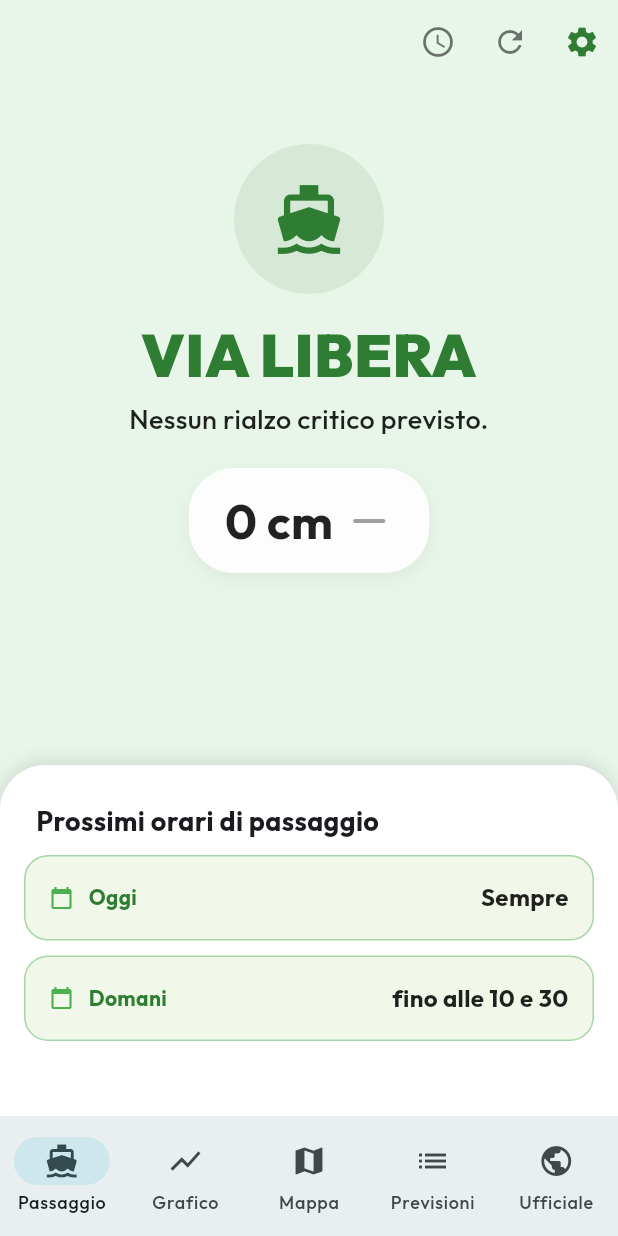
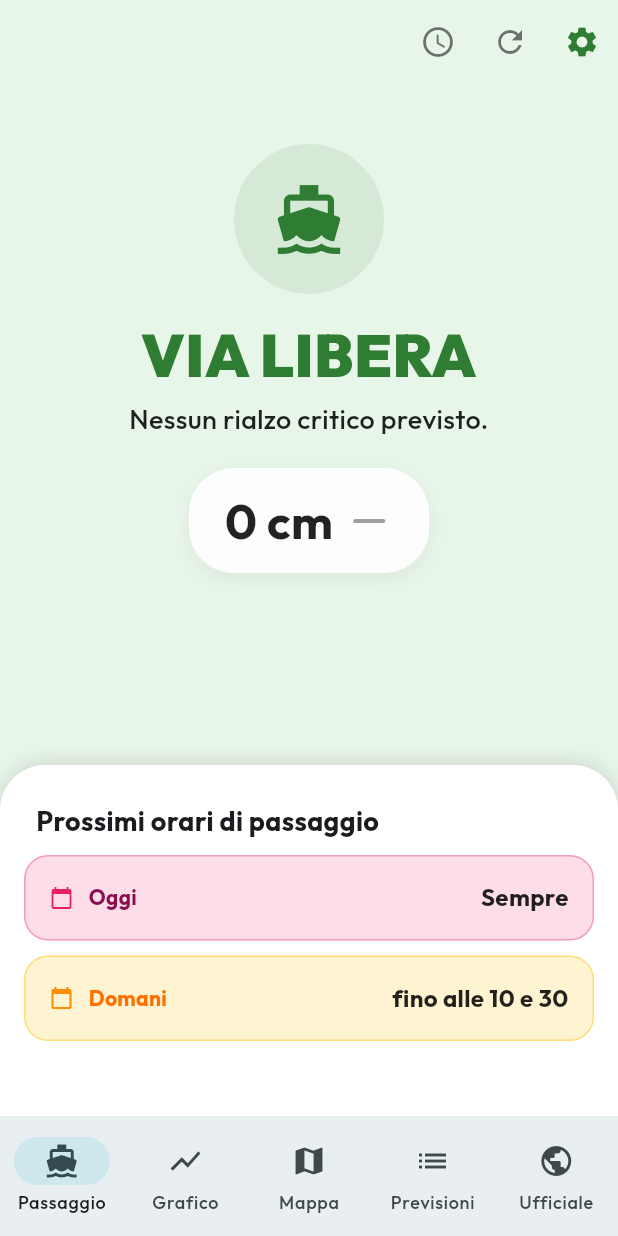
Before and after one commit to Marino59/AcquaAlta, a Flutter app: the screen it shows after launch, on a phone screen of 412 x 824 dp. Run offline on Flutter 3.47's test engine with Material 3 defaults, Android fonts, the phone set to English and light mode, and no system bars; our stand-ins replace fl_chart, flutter_animate, flutter_map, google_fonts, latlong2, photo_view and 1 more; network calls fail.

Commit message:
fix: compile issue, apply matching graph day colors to passage cards on home screen

```diff
--- a/lib/screens/home_screen.dart
+++ b/lib/screens/home_screen.dart
@@ -275,6 +275,7 @@ class _HomeScreenState extends State<HomeScreen> {
 
     // Flatten split windows by day for natural language
     final List<Map<String, dynamic>> dailySegments = _flattenAndGroupWindows(windowsToShow, now);
+    final uniqueDays = dailySegments.map((e) => e['day'] as String).toSet().toList();
 
     if (isCurrentlySafe) {
       mainMessage = "VIA LIBERA";
@@ -430,29 +431,78 @@ class _HomeScreenState extends State<HomeScreen> {
                               final dayName = item['day'] as String;
                               final desc = item['desc'] as String;
 
-                              return InkWell(
+                              final dayIndex = uniqueDays.indexOf(dayName);
+                              final colorIndex = dayIndex != -1 ? dayIndex % 4 : 0;
+
+                              final bgColors = [
+                                Colors.pink.withOpacity(0.15),
+                                Colors.amber.withOpacity(0.18),
+                                Colors.green.withOpacity(0.15),
+                                Colors.lightBlue.withOpacity(0.15),
+                              ];
+
+                              final borderColors = [
+                                Colors.pink.withOpacity(0.35),
+                                Colors.amber.withOpacity(0.45),
+                                Colors.green.withOpacity(0.35),
+                                Colors.lightBlue.withOpacity(0.35),
+                              ];
+
+                              final textColors = [
+                                Colors.pink.shade900,
+                                Colors.amber.shade900,
+                                Colors.green.shade900,
+                                Colors.lightBlue.shade900,
+                              ];
+
+                              final iconColors = [
+                                Colors.pink,
+                                Colors.amber.shade800,
+                                Colors.green,
+                                Colors.lightBlue,
+                              ];
+
+                              return Material(
+                                color: Colors.transparent,
+                                child: Container(
+                                  margin: const EdgeInsets.only(bottom: 10),
+                                  decoration: BoxDecoration(
+                                    color: bgColors[colorIndex],
+                                    borderRadius: BorderRadius.circular(16),
+                                    border: Border.all(color: borderColors[colorIndex])
+                                  ),
+                                  child: InkWell(
                                     onTap: () {
                                       setState(() {
                                         _currentIndex = 1; // Switches to "Grafico" tab
                                       });
                                     },
                                     borderRadius: BorderRadius.circular(16),
-                                child: Container(
-                                  margin: const EdgeInsets.only(bottom: 10),
+                                    child: Padding(
                                       padding: const EdgeInsets.all(16),
-                                  decoration: BoxDecoration(
-                                    color: const Color(0xFFF1F8E9),
-                                    borderRadius: BorderRadius.circular(16),
-                                    border: Border.all(color: Colors.green.shade200)
-                                  ),
                                       child: Row(
                                         children: [
-                                      const Icon(Icons.calendar_today, size: 16, color: Colors.green),
+                                          Icon(Icons.calendar_today, size: 16, color: iconColors[colorIndex]),
                                           const SizedBox(width: 10),
-                                      Text(dayName, style: GoogleFonts.outfit(fontWeight: FontWeight.bold, color: Colors.green.shade800)),
+                                          Text(
+                                            dayName,
+                                            style: GoogleFonts.outfit(
+                                              fontWeight: FontWeight.bold,
+                                              color: textColors[colorIndex]
+                                            )
+                                          ),
                                           const Spacer(),
-                                      Text(desc, style: GoogleFonts.outfit(fontSize: 16, fontWeight: FontWeight.bold, color: Colors.black87)),
+                                          Text(
+                                            desc,
+                                            style: GoogleFonts.outfit(
+                                              fontSize: 16,
+                                              fontWeight: FontWeight.bold,
+                                              color: Colors.black87
+                                            )
+                                          ),
                                         ],
+                                      ),
+                                    ),
                                   ),
                                 ),
                               );
```
Lines whose indentation alone changed are shown as unchanged.
